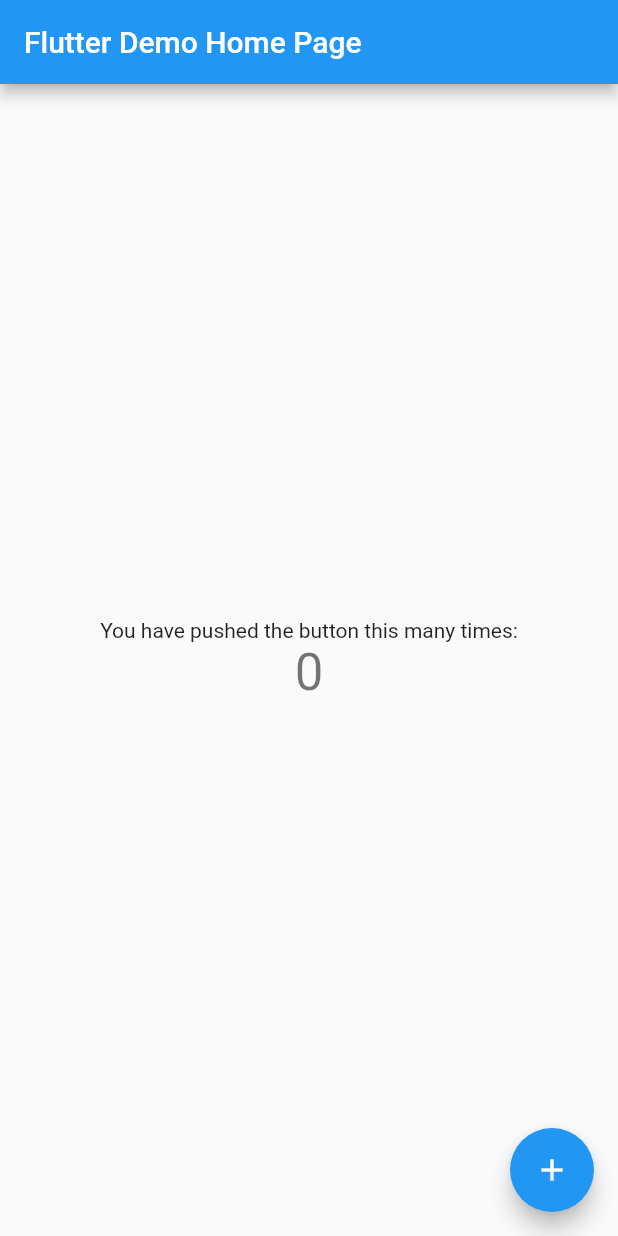
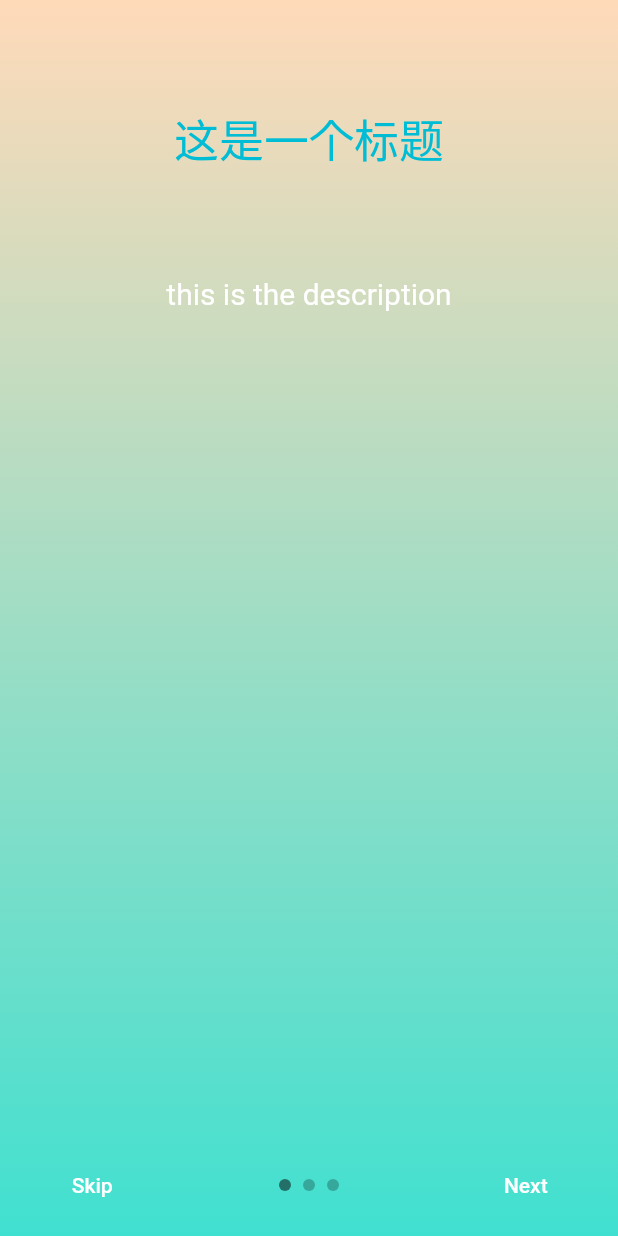
Before and after one commit to Accumulation-dot/flutter_plugin_demo, a Flutter app: the screen it shows after launch, on a phone screen of 412 x 824 dp. Run offline on Flutter 3.47's test engine with Material 2 defaults, Android fonts, the phone set to English and light mode, and no system bars; drawn by our look-alikes of intro_slider; our stand-ins replace dio, pull_to_refresh, shared_preferences; generated files the repository leaves out were written again; Roboto replaces fonts that are missing (Raleway).

Commit message:
Plugin and demo
  intro_slider: ^2.2.5
  shared_preferences: ^0.5.3+4
  pull_to_refresh: ^1.5.3
  url_launcher: ^5.1.2
  dio: ^2.1.13
  json_annotation: ^3.0.0

```diff
--- a/lib/main.dart
+++ b/lib/main.dart
@@ -1,111 +1,41 @@
+import 'dart:io';
+
 import 'package:flutter/material.dart';
+import 'package:flutter/services.dart';
+import 'package:flutter_plugin_demo/pages/home_page.dart';
+import 'package:flutter_plugin_demo/pages/url_launcher_folder/url_launcher_epage.dart';
+import 'package:flutter_plugin_demo/pages/welcome_page.dart';
+import 'package:flutter_plugin_demo/utils/key_util.dart';
 
-void main() => runApp(MyApp());
+void main() {
+  runApp(MyApp());
+  if (Platform.isAndroid) {
+    SystemUiOverlayStyle systemUiOverlayStyle =
+        SystemUiOverlayStyle(statusBarColor: Colors.transparent);
+    SystemChrome.setSystemUIOverlayStyle(systemUiOverlayStyle);
+  }
+}
 
 class MyApp extends StatelessWidget {
   // This widget is the root of your application.
   @override
   Widget build(BuildContext context) {
     return MaterialApp(
-      title: 'Flutter Demo',
+      debugShowCheckedModeBanner: false,
       theme: ThemeData(
-        // This is the theme of your application.
-        //
-        // Try running your application with "flutter run". You'll see the
-        // application has a blue toolbar. Then, without quitting the app, try
-        // changing the primarySwatch below to Colors.green and then invoke
-        // "hot reload" (press "r" in the console where you ran "flutter run",
-        // or simply save your changes to "hot reload" in a Flutter IDE).
-        // Notice that the counter didn't reset back to zero; the application
-        // is not restarted.
-        primarySwatch: Colors.blue,
+        primaryColor: Colors.cyan,
+        backgroundColor: Colors.cyan,
+        primaryTextTheme: TextTheme(title: TextStyle(color: Colors.white)),
+        primaryIconTheme: IconThemeData(color: Colors.white),
+        accentIconTheme: IconThemeData(color: Colors.white),
+        dividerColor: Colors.blue,
       ),
-      home: MyHomePage(title: 'Flutter Demo Home Page'),
+      home: WelcomePage(),
+      routes: <String, WidgetBuilder>{
+        KeyUtil.home_page: (context) => HomePage(),
+        KeyUtil.welcome_page: (context) => WelcomePage(),
+        KeyUtil.url_launcher_example: (context) => UrlLauncherEPage(),
+      },
     );
   }
 }
-
-class MyHomePage extends StatefulWidget {
-  MyHomePage({Key key, this.title}) : super(key: key);
-
-  // This widget is the home page of your application. It is stateful, meaning
-  // that it has a State object (defined below) that contains fields that affect
-  // how it looks.
-
-  // This class is the configuration for the state. It holds the values (in this
-  // case the title) provided by the parent (in this case the App widget) and
-  // used by the build method of the State. Fields in a Widget subclass are
-  // always marked "final".
-
-  final String title;
-
-  @override
-  _MyHomePageState createState() => _MyHomePageState();
-}
-
-class _MyHomePageState extends State<MyHomePage> {
-  int _counter = 0;
-
-  void _incrementCounter() {
-    setState(() {
-      // This call to setState tells the Flutter framework that something has
-      // changed in this State, which causes it to rerun the build method below
-      // so that the display can reflect the updated values. If we changed
-      // _counter without calling setState(), then the build method would not be
-      // called again, and so nothing would appear to happen.
-      _counter++;
-    });
-  }
-
-  @override
-  Widget build(BuildContext context) {
-    // This method is rerun every time setState is called, for instance as done
-    // by the _incrementCounter method above.
-    //
-    // The Flutter framework has been optimized to make rerunning build methods
-    // fast, so that you can just rebuild anything that needs updating rather
-    // than having to individually change instances of widgets.
-    return Scaffold(
-      appBar: AppBar(
-        // Here we take the value from the MyHomePage object that was created by
-        // the App.build method, and use it to set our appbar title.
-        title: Text(widget.title),
-      ),
-      body: Center(
-        // Center is a layout widget. It takes a single child and positions it
-        // in the middle of the parent.
-        child: Column(
-          // Column is also layout widget. It takes a list of children and
-          // arranges them vertically. By default, it sizes itself to fit its
-          // children horizontally, and tries to be as tall as its parent.
-          //
-          // Invoke "debug painting" (press "p" in the console, choose the
-          // "Toggle Debug Paint" action from the Flutter Inspector in Android
-          // Studio, or the "Toggle Debug Paint" command in Visual Studio Code)
-          // to see the wireframe for each widget.
-          //
-          // Column has various properties to control how it sizes itself and
-          // how it positions its children. Here we use mainAxisAlignment to
-          // center the children vertically; the main axis here is the vertical
-          // axis because Columns are vertical (the cross axis would be
-          // horizontal).
-          mainAxisAlignment: MainAxisAlignment.center,
-          children: <Widget>[
-            Text(
-              'You have pushed the button this many times:',
-            ),
-            Text(
-              '$_counter',
-              style: Theme.of(context).textTheme.display1,
-            ),
-          ],
-        ),
-      ),
-      floatingActionButton: FloatingActionButton(
-        onPressed: _incrementCounter,
-        tooltip: 'Increment',
-        child: Icon(Icons.add),
-      ), // This trailing comma makes auto-formatting nicer for build methods.
-    );
-  }
-}
--- /dev/null
+++ b/lib/pages/welcome_page.dart
@@ -0,0 +1,102 @@
+import 'package:flutter/material.dart';
+import 'package:flutter_plugin_demo/pages/home_page.dart';
+import 'package:flutter_plugin_demo/utils/key_util.dart';
+import 'package:intro_slider/intro_slider.dart';
+import 'package:intro_slider/slide_object.dart';
+import 'package:shared_preferences/shared_preferences.dart';
+
+// class WelcomePage extends StatelessWidget {
+//   List<Slide> slides = List();
+
+//   void initSta
+
+//   @override
+//   Widget build(BuildContext context) {
+//     return Container(
+
+//     );
+//   }
+// }
+
+class WelcomePage extends StatefulWidget {
+  @override
+  _WelcomePageState createState() => _WelcomePageState();
+}
+
+class _WelcomePageState extends State<WelcomePage> {
+  List<Slide> slides = List();
+  @override
+  void initState() {
+    super.initState();
+    slides.add(Slide(
+      title: '这是一个标题',
+      description: 'this is the description',
+      styleTitle:
+          TextStyle(color: Colors.cyan, fontSize: 30.0, fontFamily: 'Raleway'),
+      styleDescription:
+          TextStyle(color: Colors.white, fontSize: 20.0, fontFamily: 'Raleway'),
+      marginDescription:
+          EdgeInsets.only(left: 20.0, right: 20.0, top: 20.0, bottom: 70.0),
+      colorBegin: Color(0xffFFDAB9),
+      colorEnd: Color(0xff40E0D0),
+      directionColorBegin: Alignment.topCenter,
+      directionColorEnd: Alignment.bottomCenter,
+    ));
+
+    slides.add(Slide(
+      title: 'second page',
+      description: 'this is the second page',
+      styleDescription:
+          TextStyle(color: Colors.white, fontSize: 20.0, fontFamily: 'Raleway'),
+      marginDescription:
+          EdgeInsets.only(left: 20.0, right: 20.0, top: 20.0, bottom: 70.0),
+      colorBegin: Color(0xffFFDAB9),
+      colorEnd: Color(0xff40E0D0),
+      directionColorBegin: Alignment.topCenter,
+      directionColorEnd: Alignment.bottomCenter,
+    ));
+    slides.add(Slide(
+      title: 'end page',
+      styleTitle:
+          TextStyle(color: Colors.blue, fontSize: 25.0, fontFamily: 'Raleway'),
+      description: 'this is the end page',
+      styleDescription:
+          TextStyle(color: Colors.red, fontSize: 20.0, fontFamily: 'Raleway'),
+      marginDescription:
+          EdgeInsets.only(left: 20.0, right: 20.0, top: 20.0, bottom: 70.0),
+      colorBegin: Color(0xffFFDAB9),
+      colorEnd: Color(0xff40E0D0),
+      directionColorBegin: Alignment.topCenter,
+      directionColorEnd: Alignment.bottomCenter,
+    ));
+  }
+
+  @override
+  Widget build(BuildContext context) {
+    return Scaffold(
+      body: IntroSlider(
+        slides: this.slides,
+        onDonePress: this.onDonePress,
+        onSkipPress: this.onDonePress,
+        nameSkipBtn: 'Skip',
+        namePrevBtn: 'Prev',
+        nameNextBtn: 'Next',
+        nameDoneBtn: 'Done',
+      ),
+    );
+  }
+
+  /// 设置是否已经看过欢迎页
+  void _setHasSkiped() async {
+    SharedPreferences sharedPreferences = await SharedPreferences.getInstance();
+    await sharedPreferences.setBool(KeyUtil.welcome_showed_key, true);
+  }
+
+  ///
+  void onDonePress() {
+    _setHasSkiped();
+    Navigator.of(context).pushAndRemoveUntil(
+        MaterialPageRoute(builder: (context) => HomePage()),
+        (route) => route == null);
+  }
+}
--- /dev/null
+++ b/lib/utils/key_util.dart
@@ -0,0 +1,13 @@
+class KeyUtil {
+  /// welcome show key
+  static const welcome_showed_key = "welcome_showed_key";
+
+  /// welcome page
+  static const welcome_page = "/welcome_page";
+
+  /// home page
+  static const home_page = "/home_page";
+
+  /// url_launcher demo
+  static const url_launcher_example = "url_launcher_example";
+}
```
Also changed, not shown: lib/models/frame_item.dart (added, +12 -0 lines), lib/models/net_json_folder/song.dart (added, +28 -0 lines), lib/pages/home_page.dart (added, +67 -0 lines), lib/pages/url_launcher_folder/url_launcher_epage.dart (added, +57 -0 lines), lib/utils/net_util.dart (added, +88 -0 lines), pubspec.yaml (+8 -1 lines), 14 other files.
